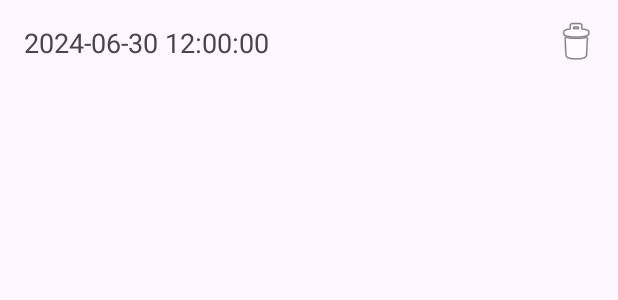
After one commit to PabloNVP/Pastillero-App, an Android app: the layout list_item_schedule.xml on its own in the app's theme, with its tools: preview values and no code run, on a phone screen of 412 x 824 dp. The commit adds this screen. Shown: the top 300 px of the screen. Run offline under Robolectric (Android 15) with nearby library versions, the phone set to English and light mode, and no system bars.

Commit message:
Added schedules delete option

```diff
--- /dev/null
+++ b/app/src/main/res/layout/list_item_schedule.xml
@@ -0,0 +1,25 @@
+<?xml version="1.0" encoding="utf-8"?>
+<LinearLayout xmlns:android="http://schemas.android.com/apk/res/android"
+    android:layout_width="match_parent"
+    android:layout_height="wrap_content"
+    android:orientation="horizontal"
+    android:padding="8dp"
+    android:gravity="center_vertical">
+
+    <TextView
+        android:id="@+id/tvScheduleDateTime"
+        android:layout_width="0dp"
+        android:layout_height="wrap_content"
+        android:layout_weight="1"
+        android:text="2024-06-30 12:00:00"
+        android:textSize="18sp"
+        android:padding="8dp" />
+
+    <ImageButton
+        android:id="@+id/btnDeleteSchedule"
+        android:layout_width="40dp"
+        android:layout_height="40dp"
+        android:background="@android:color/transparent"
+        android:src="@android:drawable/ic_menu_delete"
+        android:contentDescription="Eliminar horario" />
+</LinearLayout>
```
Also changed, not shown: app/src/main/java/com/example/pastilleroapp/AddScheduleActivity.java (+7 -5 lines), app/src/main/java/com/example/pastilleroapp/MainActivity.java (+32 -17 lines), app/src/main/java/com/example/pastilleroapp/ScheduleAdapter.java (added, +61 -0 lines), app/src/main/java/com/example/pastilleroapp/ScheduleStorage.java (+13 -4 lines), app/src/main/java/com/example/pastilleroapp/ScheduledTime.java (+16 -1 lines).
